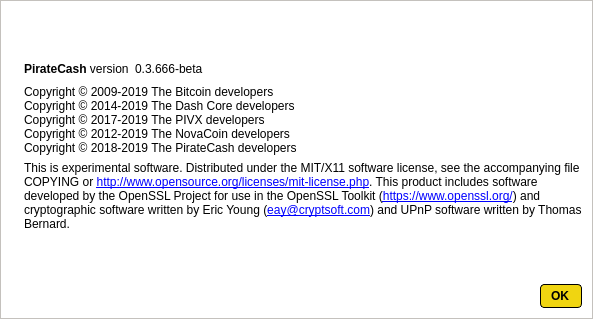
Above: src/qt/forms/aboutdialog.ui from piratecash/piratecash before the change. Below: the same form after it.
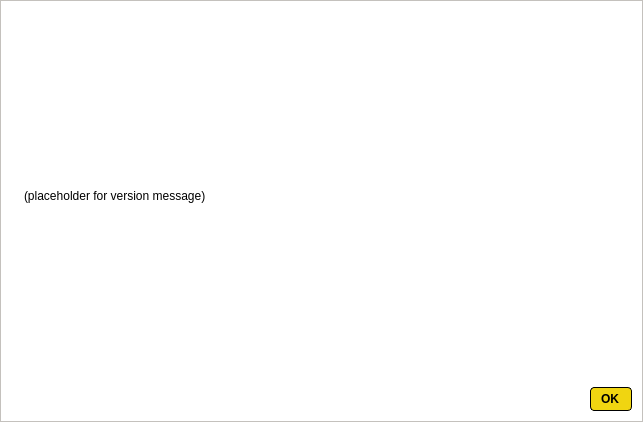
That is the form after the change. Icons and pictures are not drawn.

Diff of the .ui file:
```diff
--- a/src/qt/forms/aboutdialog.ui
+++ b/src/qt/forms/aboutdialog.ui
@@ -6,8 +6,8 @@
    <rect>
     <x>0</x>
     <y>0</y>
-    <width>593</width>
-    <height>319</height>
+    <width>643</width>
+    <height>422</height>
    </rect>
   </property>
   <property name="windowTitle">
@@ -50,56 +50,7 @@
       </spacer>
      </item>
      <item>
-      <layout class="QHBoxLayout" name="horizontalLayout">
-       <item>
-        <widget class="QLabel" name="label">
-         <property name="cursor">
-          <cursorShape>IBeamCursor</cursorShape>
-         </property>
-         <property name="styleSheet">
-          <string notr="true">border: 0;</string>
-         </property>
-         <property name="text">
-          <string>&lt;b&gt;PirateСash&lt;/b&gt; version</string>
-         </property>
-         <property name="textInteractionFlags">
-          <set>Qt::LinksAccessibleByMouse|Qt::TextSelectableByKeyboard|Qt::TextSelectableByMouse</set>
-         </property>
-        </widget>
-       </item>
-       <item>
-        <widget class="QLabel" name="versionLabel">
-         <property name="cursor">
-          <cursorShape>IBeamCursor</cursorShape>
-         </property>
-         <property name="styleSheet">
-          <string notr="true">border: 0;</string>
-         </property>
-         <property name="text">
-          <string notr="true">0.3.666-beta</string>
-         </property>
-         <property name="textInteractionFlags">
-          <set>Qt::LinksAccessibleByMouse|Qt::TextSelectableByKeyboard|Qt::TextSelectableByMouse</set>
-         </property>
-        </widget>
-       </item>
-       <item>
-        <spacer name="horizontalSpacer">
-         <property name="orientation">
-          <enum>Qt::Horizontal</enum>
-         </property>
-         <property name="sizeHint" stdset="0">
-          <size>
-           <width>40</width>
-           <height>20</height>
-          </size>
-         </property>
-        </spacer>
-       </item>
-      </layout>
-     </item>
-     <item>
-      <widget class="QLabel" name="copyrightLabel">
+      <widget class="QLabel" name="versionLabel">
        <property name="cursor">
         <cursorShape>IBeamCursor</cursorShape>
        </property>
@@ -107,32 +58,9 @@
         <string notr="true">border: 0;</string>
        </property>
        <property name="text">
-        <string>Copyright © 2009-2019 The Bitcoin developers
-Copyright © 2014-2019 The Dash Core developers
-Copyright © 2017-2019 The PIVX developers
-Copyright © 2012-2019 The NovaCoin developers
-Copyright © 2018-2019 The PirateCash developers</string>
-       </property>
-       <property name="textInteractionFlags">
-        <set>Qt::LinksAccessibleByMouse|Qt::TextSelectableByKeyboard|Qt::TextSelectableByMouse</set>
-       </property>
-      </widget>
-     </item>
-     <item>
-      <widget class="QLabel" name="label_2">
-       <property name="cursor">
-        <cursorShape>IBeamCursor</cursorShape>
-       </property>
-       <property name="styleSheet">
-        <string notr="true">border: 0;</string>
-       </property>
-       <property name="text">
-        <string>
-This is experimental software.
-
-Distributed under the MIT/X11 software license, see the accompanying file COPYING or &lt;a href=&quot;http://www.opensource.org/licenses/mit-license.php&quot;&gt;http://www.opensource.org/licenses/mit-license.php&lt;/a&gt;.
-
-This product includes software developed by the OpenSSL Project for use in the OpenSSL Toolkit (&lt;a href=&quot;https://www.openssl.org/&quot;&gt;https://www.openssl.org/&lt;/a&gt;) and cryptographic software written by Eric Young (&lt;a href=&quot;mailto:eay@cryptsoft.com&quot;&gt;eay@cryptsoft.com&lt;/a&gt;) and UPnP software written by Thomas Bernard.</string>
+        <string notr="true">
+(placeholder for version message)
+	</string>
        </property>
        <property name="textFormat">
         <enum>Qt::RichText</enum>
```
